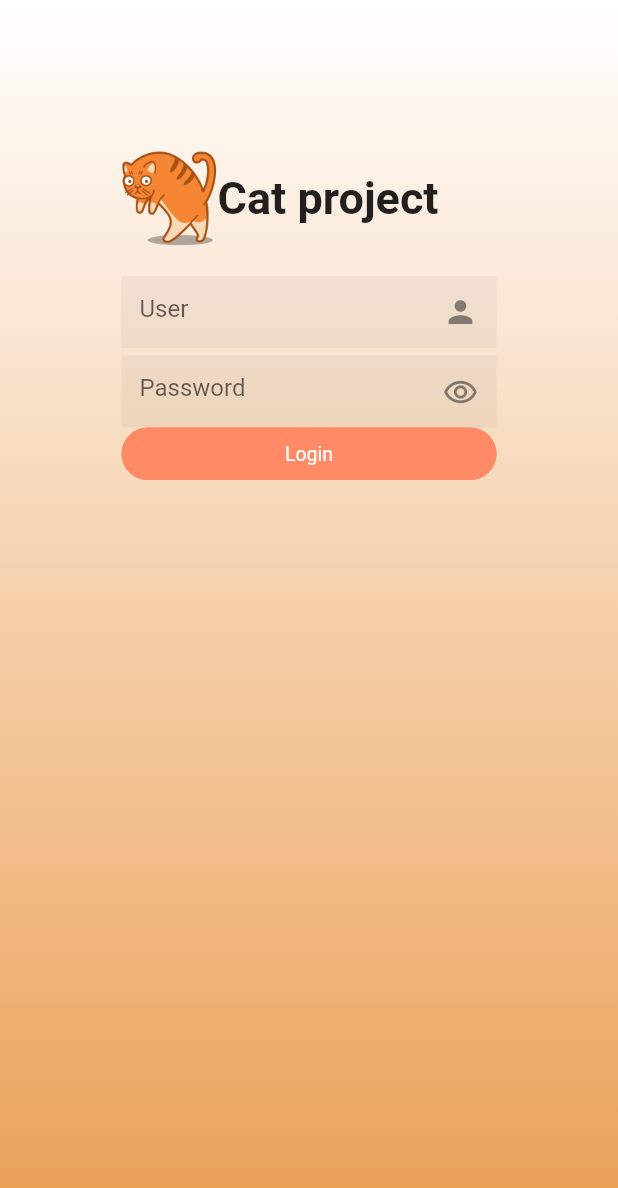
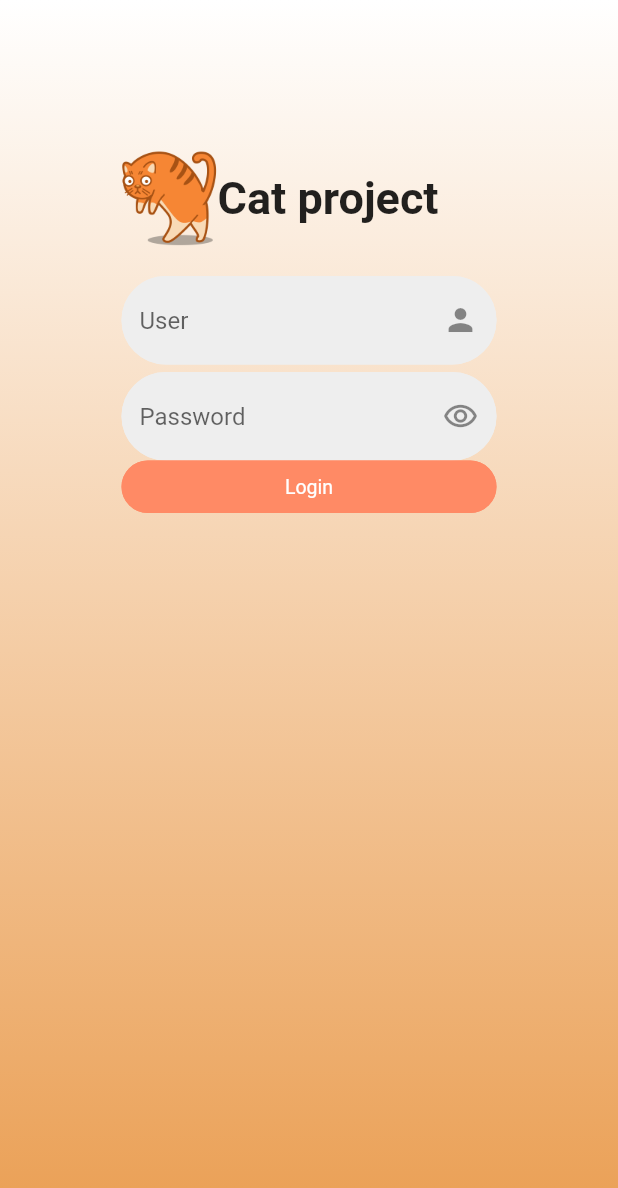
Before and after one commit to Naphapen/CatFlutter, a Flutter app: the screen it shows after launch, on a phone screen of 412 x 824 dp. Shown: the top 1188 px of the screen. Run offline on Flutter 3.47's test engine with Material 2 defaults, Android fonts, the phone set to English and light mode, and no system bars; drawn by our look-alikes of getwidget; our stand-ins replace get.

Commit message:
Border form

```diff
--- a/lib/widgets/widget_form.dart
+++ b/lib/widgets/widget_form.dart
@@ -21,10 +21,16 @@ class WidgetForm extends StatelessWidget {
       obscureText: obscureText ?? false,
       decoration: InputDecoration(
           filled: true,
+          fillColor: Colors.grey.shade200,
           border: InputBorder.none,
-          //  OutlineInputBorder(
-          //     borderSide: BorderSide(color: Colors.black54),
-          //     borderRadius: BorderRadius.circular(30)),
+          enabledBorder: OutlineInputBorder(
+            borderSide: BorderSide(color: Colors.grey.shade200),
+            borderRadius: BorderRadius.circular(30),
+          ),
+          focusedBorder: OutlineInputBorder(
+            borderSide: BorderSide(color: Colors.grey.shade200),
+            borderRadius: BorderRadius.circular(30),
+          ),
           hintText: hint,
           suffixIcon: suffixIcon),
     );
```
